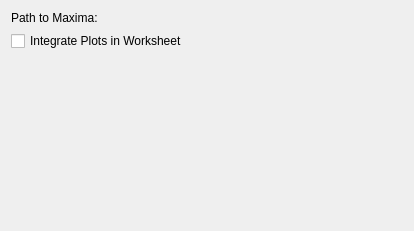
KDE/cantor, file src/backends/maxima/settings.ui: the form before one commit.
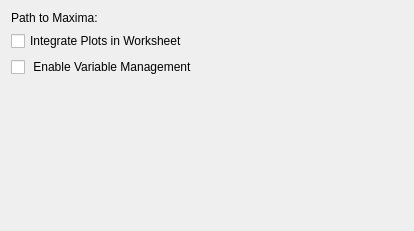
The form after the commit. Custom widgets are drawn as their Qt base class.

Commit message: make variable management optional in the maxima backend.

The edit to the form file:
```diff
--- a/src/backends/maxima/settings.ui
+++ b/src/backends/maxima/settings.ui
@@ -32,6 +32,16 @@
      </property>
     </widget>
    </item>
+   <item>
+    <widget class="QCheckBox" name="kcfg_variableManagement">
+     <property name="toolTip">
+      <string>Let Cantor follow the creation/destruction of variables</string>
+     </property>
+     <property name="text">
+      <string> Enable Variable Management</string>
+     </property>
+    </widget>
+   </item>
    <item>
     <spacer name="verticalSpacer">
      <property name="orientation">
```
The commit also changes 3 other files.
